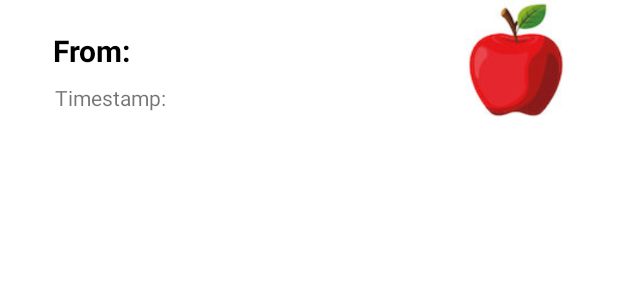
After one commit to bxiao012/Team36, an Android app: the layout item_received.xml on its own in the app's theme, with its tools: preview values and no code run, on a phone screen of 412 x 824 dp. The commit adds this screen. Shown: the top 300 px of the screen. Run offline under Robolectric (Android 15) with nearby library versions, the phone set to English and light mode, and no system bars.

Commit message:
Implement received history

```diff
--- a/app/src/main/AndroidManifest.xml
+++ b/app/src/main/AndroidManifest.xml
@@ -16,6 +16,9 @@
         android:theme="@style/Theme.Team36"
         tools:targetApi="31">
         <activity
+            android:name=".ReceivedHistory"
+            android:exported="false" />
+        <activity
             android:name=".A8MainActivity"
             android:exported="false" />
         <activity
--- /dev/null
+++ b/app/src/main/res/layout/item_received.xml
@@ -0,0 +1,41 @@
+<?xml version="1.0" encoding="utf-8"?>
+<RelativeLayout xmlns:android="http://schemas.android.com/apk/res/android"
+    xmlns:app="http://schemas.android.com/apk/res-auto"
+    android:layout_width="match_parent"
+    android:layout_height="match_parent">
+
+
+    <TextView
+        android:id="@+id/textViewFromUser"
+        android:layout_width="wrap_content"
+        android:layout_height="wrap_content"
+        android:layout_alignParentStart="true"
+        android:layout_alignParentTop="true"
+        android:layout_marginStart="35dp"
+        android:layout_marginTop="20dp"
+        android:layout_toStartOf="@+id/imageView"
+        android:text="From: "
+        android:textColor="@color/black"
+        android:textSize="20dp"
+        android:textStyle="bold" />
+
+    <TextView
+        android:id="@+id/textViewTimestamp"
+        android:layout_width="wrap_content"
+        android:layout_height="wrap_content"
+        android:layout_below="@+id/textViewFromUser"
+        android:layout_alignStart="@+id/textViewFromUser"
+        android:layout_marginStart="1dp"
+        android:layout_marginTop="8dp"
+        android:text="Timestamp: "
+        />
+
+    <ImageView
+        android:id="@+id/imageViewReceivedSticker"
+        android:layout_width="80dp"
+        android:layout_height="80dp"
+        android:layout_alignParentEnd="true"
+        android:layout_marginEnd="28dp"
+        app:srcCompat="@drawable/apple"
+        />
+</RelativeLayout>
```
Also changed, not shown: app/src/main/java/edu/northeastern/team36/A8MainActivity.java (+22 -41 lines), app/src/main/java/edu/northeastern/team36/Received.java (added, +58 -0 lines), app/src/main/java/edu/northeastern/team36/ReceivedAdapter.java (added, +60 -0 lines), app/src/main/java/edu/northeastern/team36/ReceivedHistory.java (added, +36 -0 lines), app/src/main/java/edu/northeastern/team36/ReceivedViewHolder.java (added, +21 -0 lines), app/src/main/res/layout/activity_a8_main.xml (+0 -13 lines), app/src/main/res/layout/activity_received_history.xml (added, +21 -0 lines).
